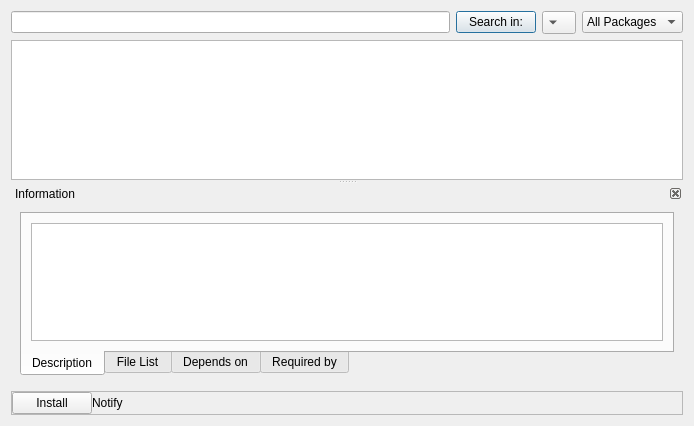
First picture: the form in gui/ui/AddRm/PkAddRm.ui, repository freedesktop-unofficial-mirror/packagekit__PackageKit-Qt, before the edit.
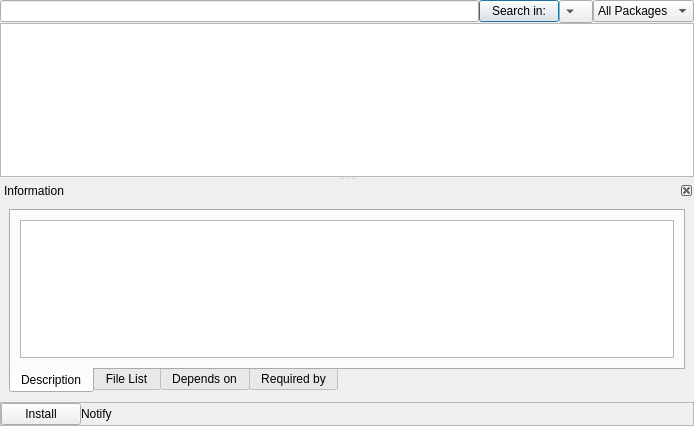
Second picture: the form after the edit. Custom widgets are drawn as their Qt base class.

What changed in the file:
```diff
--- a/gui/ui/AddRm/PkAddRm.ui
+++ b/gui/ui/AddRm/PkAddRm.ui
@@ -19,6 +19,12 @@
    <string>Add and Remove Software</string>
   </property>
   <layout class="QGridLayout" name="gridLayout" >
+   <property name="margin" >
+    <number>0</number>
+   </property>
+   <property name="spacing" >
+    <number>0</number>
+   </property>
    <item row="0" column="0" >
     <widget class="QLineEdit" name="lineEdit" />
    </item>
@@ -37,6 +43,9 @@
      <property name="text" >
       <string/>
      </property>
+     <property name="popupMode" >
+      <enum>QToolButton::InstantPopup</enum>
+     </property>
      <property name="toolButtonStyle" >
       <enum>Qt::ToolButtonTextBesideIcon</enum>
      </property>
@@ -108,9 +117,9 @@
        <property name="geometry" >
         <rect>
          <x>2</x>
-         <y>22</y>
-         <width>682</width>
-         <height>186</height>
+         <y>24</y>
+         <width>690</width>
+         <height>182</height>
         </rect>
        </property>
        <layout class="QGridLayout" name="gridLayout_2" >
@@ -142,8 +151,8 @@
             <rect>
              <x>0</x>
              <y>0</y>
-             <width>662</width>
-             <height>141</height>
+             <width>670</width>
+             <height>135</height>
             </rect>
            </property>
            <attribute name="title" >
@@ -249,7 +258,7 @@
       <enum>QFrame::StyledPanel</enum>
      </property>
      <property name="frameShadow" >
-      <enum>QFrame::Raised</enum>
+      <enum>QFrame::Plain</enum>
      </property>
      <layout class="QGridLayout" name="gridLayout_7" >
       <property name="margin" >
```
Left out of the diff: 33 changed lines with no effect on the pictures.
